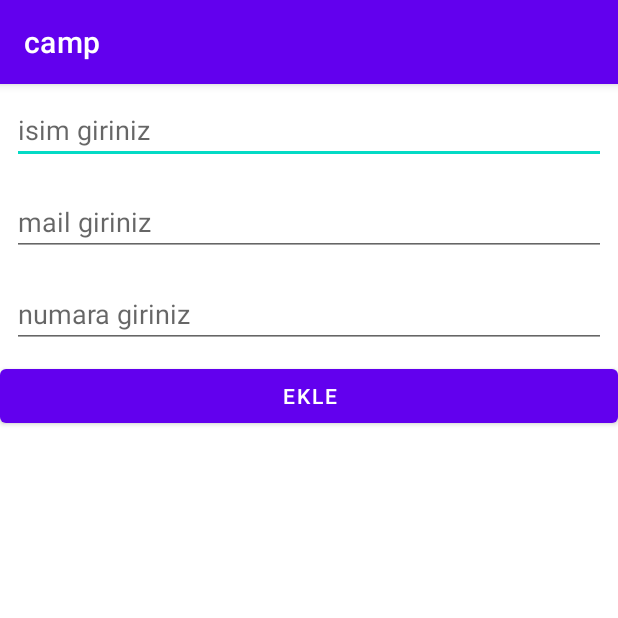
After one commit to Hepsiburada-Mobil-Android-Bootcamp/Android-Bootcamp, an Android app: the AddUserActivity screen opened directly, with no data from a screen before it, on a phone screen of 412 x 824 dp, the top half of it. The commit adds this screen. Run offline under Robolectric (Android 15) with nearby library versions, the phone set to English and light mode, and no system bars; our stand-ins replace Firebase (no records; nobody signed in at launch, a user with empty details on screens opened directly).

Commit message:
ikinci odev eklendi

```diff
--- a/app/src/main/java/com/android/camp/MainActivity.kt
+++ b/app/src/main/java/com/android/camp/MainActivity.kt
@@ -12,6 +12,7 @@ import com.android.camp.data.model.Exam
 import com.android.camp.exam.AddNewExamActivity
 import com.android.camp.exam.ExamAdapter
 import com.android.camp.question.QuestionsActivity
+import com.android.odevler.akinkeskinbas.HomeActivity
 import com.google.firebase.firestore.FirebaseFirestore
 
 
@@ -26,7 +27,7 @@ class MainActivity : AppCompatActivity() {
         setContentView(R.layout.activity_main)
 
         addNewExamFab.setOnClickListener {
-            val intent = Intent(this, AddNewExamActivity::class.java)
+            val intent = Intent(this, HomeActivity::class.java)
             startActivity(intent)
         }
 
--- /dev/null
+++ b/app/src/main/java/com/android/odevler/akinkeskinbas/data/model/Users.kt
@@ -0,0 +1,5 @@
+package com.android.odevler.akinkeskinbas.data.model
+
+import java.io.Serializable
+
+data class Users(var name: String? = "", var number: Int? = 0, var mail:String?="", var profilUrl:String?="", var yetkiliMi:Boolean?=false,  val date: Long? = null)
--- /dev/null
+++ b/app/src/main/java/com/android/odevler/akinkeskinbas/rehber/AddUserActivity.kt
@@ -0,0 +1,75 @@
+package com.android.odevler.akinkeskinbas.rehber
+
+import androidx.appcompat.app.AppCompatActivity
+import android.os.Bundle
+import android.view.View
+import android.widget.EditText
+import android.widget.Toast
+import com.android.camp.R
+import com.android.odevler.akinkeskinbas.data.model.Users
+import com.google.firebase.firestore.FirebaseFirestore
+import java.util.*
+
+class AddUserActivity : AppCompatActivity() {
+    val addNewUser by lazy { findViewById<View>(R.id.addBtn) }
+    private var firestore: FirebaseFirestore? = null
+    private val editTextName by lazy { findViewById<EditText>(R.id.nameText) }
+    private val editTextMail by lazy { findViewById<EditText>(R.id.mailText) }
+    private val editTextNumber by lazy { findViewById<EditText>(R.id.numberText) }
+    override fun onCreate(savedInstanceState: Bundle?) {
+        super.onCreate(savedInstanceState)
+        setContentView(R.layout.activity_add_user)
+        firestore = FirebaseFirestore.getInstance()
+
+        addNewUser.setOnClickListener {
+            if (isValid()){
+                addUsertoFirebase()
+
+            }
+
+        }
+    }
+        private fun addUsertoFirebase() {
+            val newUser = Users(
+                name = editTextName.text.toString(),
+                mail = editTextMail.text.toString(),
+                number = editTextNumber.text.toString().toInt(),
+                yetkiliMi = false,
+                profilUrl = "test",
+                date = Calendar.getInstance().time.time
+
+            )
+           // println(editTextNumber.text.toString().toInt())
+        firestore?.collection("akinkeskinbas")?.add(newUser)
+            ?.addOnSuccessListener {
+                finish()
+            }
+            ?.addOnFailureListener {
+                Toast.makeText(this, "Yeni Kullanici Eklenemedi..", Toast.LENGTH_LONG).show()
+            }
+    }
+    fun EditText.isValid(): Boolean {
+        if (text.isNullOrEmpty()) {
+            requestFocus()
+            error = "bu alan gereklii.."
+        }
+
+        return text.isNotEmpty()
+    }
+    private fun isValid(): Boolean {
+        var isValid = true
+
+        arrayListOf(
+            editTextName,
+            editTextMail,
+            editTextNumber,
+
+        ).forEach { editText ->
+            isValid = editText.isValid() && isValid
+        }
+
+
+
+        return isValid
+    }
+}
--- /dev/null
+++ b/app/src/main/res/layout/activity_add_user.xml
@@ -0,0 +1,37 @@
+<?xml version="1.0" encoding="utf-8"?>
+<LinearLayout xmlns:android="http://schemas.android.com/apk/res/android"
+    xmlns:app="http://schemas.android.com/apk/res-auto"
+    xmlns:tools="http://schemas.android.com/tools"
+    android:orientation="vertical"
+
+    android:layout_width="match_parent"
+    android:layout_height="match_parent"
+    tools:context="com.android.odevler.akinkeskinbas.rehber.AddUserActivity">
+
+    <com.google.android.material.textfield.TextInputEditText
+
+        android:hint="isim giriniz"
+        android:layout_margin="8dp"
+        android:layout_width="match_parent"
+        android:layout_height="wrap_content"
+        android:id="@+id/nameText"/>
+    <com.google.android.material.textfield.TextInputEditText
+        android:inputType="textEmailAddress"
+        android:hint="mail giriniz"
+        android:layout_margin="8dp"
+        android:layout_width="match_parent"
+        android:layout_height="wrap_content"
+        android:id="@+id/mailText"/>
+    <com.google.android.material.textfield.TextInputEditText
+        android:hint="numara giriniz"
+        android:layout_margin="8dp"
+        android:inputType="phone"
+        android:layout_width="match_parent"
+        android:layout_height="wrap_content"
+        android:id="@+id/numberText"/>
+    <Button
+        android:id="@+id/addBtn"
+        android:layout_width="match_parent"
+        android:layout_height="wrap_content"
+        android:text="Ekle"/>
+</LinearLayout>
--- a/settings.gradle
+++ b/settings.gradle
@@ -7,7 +7,7 @@ pluginManagement {
     plugins {
         id 'com.android.application' version '7.1.0-alpha12'
         id 'com.android.library' version '7.1.0-alpha12'
-        id 'org.jetbrains.kotlin.android' version '1.5.21'
+        id 'org.jetbrains.kotlin.android' version '1.5.30'
     }
 }
 dependencyResolutionManagement {
```
Also changed, not shown: app/src/main/AndroidManifest.xml (+9 -0 lines), app/src/main/java/com/android/odevler/akinkeskinbas/HomeActivity.kt (added, +69 -0 lines), app/src/main/java/com/android/odevler/akinkeskinbas/rehber/RehberActivity.kt (added, +17 -0 lines), app/src/main/java/com/android/odevler/akinkeskinbas/rehber/RehberAdapter.kt (added, +39 -0 lines), app/src/main/res/drawable/ic_baseline_import_contacts_24.xml (added, +10 -0 lines), app/src/main/res/layout/activity_home.xml (added, +27 -0 lines), app/src/main/res/layout/activity_rehber.xml (added, +10 -0 lines), app/src/main/res/layout/rehber_items.xml (added, +43 -0 lines), 2 other files.
